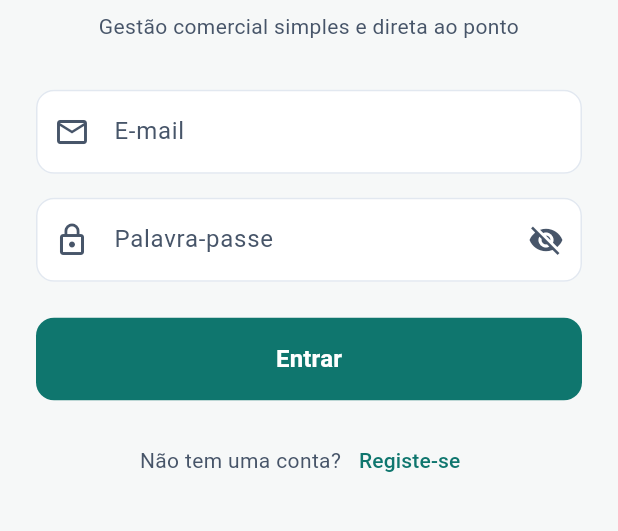
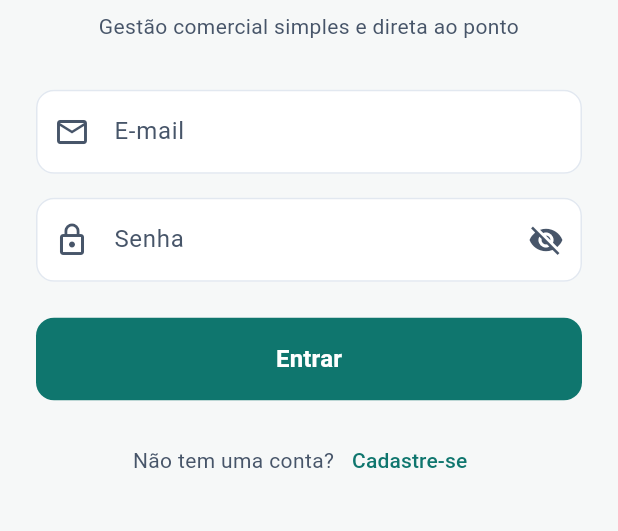
Before and after one commit to danhistoria-pm-po/SimpleCRM, a Flutter app: the screen it shows after launch, on a phone screen of 412 x 824 dp, the part 460-991 px from its top. Run offline on Flutter 3.47's test engine with Material 3 defaults, Android fonts, the phone set to English and light mode, and no system bars; our stand-ins replace supabase_flutter; accounts and stored records are empty.

Commit message:
feat(fase-3b): localizacao pt-BR, formatters de moeda/data e parseCurrency

```diff
--- a/lib/features/follow_up/controllers/follow_up_controller.dart
+++ b/lib/features/follow_up/controllers/follow_up_controller.dart
@@ -99,7 +99,7 @@ class FollowUpController extends ChangeNotifier {
     } catch (e) {
       followUps = previousList;
       errorMessage =
-          'Erro ao eliminar follow-up: ${e.toString().replaceAll("Exception: ", "")}';
+          'Erro ao excluir follow-up: ${e.toString().replaceAll("Exception: ", "")}';
       debugPrint(errorMessage);
       notifyListeners();
       return false;
--- a/lib/main.dart
+++ b/lib/main.dart
@@ -1,6 +1,7 @@
 // lib/main.dart
 import 'dart:async';
 import 'package:flutter/material.dart';
+import 'package:flutter_localizations/flutter_localizations.dart';
 import 'package:supabase_flutter/supabase_flutter.dart';
 import 'core/theme/app_theme.dart';
 import 'home_page.dart';
@@ -27,6 +28,15 @@ class SimpleCRMApp extends StatelessWidget {
       title: 'SimpleCRM — Produtividade PME',
       debugShowCheckedModeBanner: false,
       theme: AppTheme.lightTheme,
+      locale: const Locale('pt', 'BR'),
+      supportedLocales: const [
+        Locale('pt', 'BR'),
+      ],
+      localizationsDelegates: const [
+        GlobalMaterialLocalizations.delegate,
+        GlobalWidgetsLocalizations.delegate,
+        GlobalCupertinoLocalizations.delegate,
+      ],
       home: const AuthCheckPage(),
     );
   }
--- a/lib/modules/auth/data/auth_repository.dart
+++ b/lib/modules/auth/data/auth_repository.dart
@@ -48,25 +48,25 @@ class AuthRepository {
     try {
       await _supabase.auth.signOut();
     } catch (e) {
-      throw Exception('Erro ao terminar sessão: $e');
+      throw Exception('Erro ao sair da conta: $e');
     }
   }
 
-  // NOVO: Tradutor de erros do Supabase para português claro
+  // NOVO: Tradutor de erros do Supabase para português claro (pt-BR)
   String _translateError(AuthException e) {
     final message = e.message.toLowerCase();
 
     if (message.contains('invalid login credentials')) {
-      return 'E-mail ou palavra-passe incorretos.';
+      return 'E-mail ou senha incorretos.';
     }
     if (message.contains('email not confirmed')) {
       return 'Por favor, confirme o seu e-mail antes de entrar.';
     }
     if (message.contains('user already registered')) {
-      return 'Este e-mail já está registado. Tente fazer login.';
+      return 'Este e-mail já está cadastrado. Tente fazer login.';
     }
     if (message.contains('password should be at least 6 characters')) {
-      return 'A palavra-passe deve ter pelo menos 6 caracteres.';
+      return 'A senha deve ter pelo menos 6 caracteres.';
     }
     if (message.contains('rate limit')) {
       return 'Muitas tentativas. Aguarde um momento e tente novamente.';
--- a/lib/modules/auth/pages/login_page.dart
+++ b/lib/modules/auth/pages/login_page.dart
@@ -122,12 +122,12 @@ class _LoginPageState extends State<LoginPage> {
                     ),
                     const SizedBox(height: 16),
 
-                    // Campo de Palavra-passe
+                    // Campo de Senha
                     TextFormField(
                       controller: _passwordController,
                       obscureText: _obscurePassword,
                       decoration: InputDecoration(
-                        labelText: 'Palavra-passe',
+                        labelText: 'Senha',
                         prefixIcon: const Icon(Icons.lock_outline),
                         filled: true,
                         fillColor: AppColors.surface,
@@ -152,7 +152,7 @@ class _LoginPageState extends State<LoginPage> {
                       ),
                       validator: (value) {
                         if (value == null || value.length < 6) {
-                          return 'A palavra-passe deve ter pelo menos 6 carateres';
+                          return 'A senha deve ter pelo menos 6 caracteres';
                         }
                         return null;
                       },
@@ -192,7 +192,7 @@ class _LoginPageState extends State<LoginPage> {
                     ),
                     const SizedBox(height: 16),
 
-                    // Link para Registo
+                    // Link para Cadastro
                     Row(
                       mainAxisAlignment: MainAxisAlignment.center,
                       children: [
@@ -207,7 +207,7 @@ class _LoginPageState extends State<LoginPage> {
                               MaterialPageRoute(builder: (_) => const RegisterPage()),
                             );
                           },
-                          child: const Text('Registe-se'),
+                          child: const Text('Cadastre-se'),
                         ),
                       ],
                     ),
--- a/lib/modules/auth/pages/register_page.dart
+++ b/lib/modules/auth/pages/register_page.dart
@@ -42,7 +42,7 @@ class _RegisterPageState extends State<RegisterPage> {
             backgroundColor: AppColors.success,
           ),
         );
-        Navigator.pop(context); // Voltar ao ecrã de login
+        Navigator.pop(context); // Voltar à tela de login
       } else {
         ScaffoldMessenger.of(context).showSnackBar(
           SnackBar(
@@ -94,7 +94,7 @@ class _RegisterPageState extends State<RegisterPage> {
                     ),
                     const SizedBox(height: 8),
                     const Text(
-                      'Comece a gerir as suas vendas hoje mesmo',
+                      'Comece a gerenciar suas vendas hoje mesmo',
                       textAlign: TextAlign.center,
                       style: TextStyle(
                         fontSize: 14,
@@ -130,12 +130,12 @@ class _RegisterPageState extends State<RegisterPage> {
                     ),
                     const SizedBox(height: 16),
 
-                    // Palavra-passe
+                    // Senha
                     TextFormField(
                       controller: _passwordController,
                       obscureText: _obscurePassword,
                       decoration: InputDecoration(
-                        labelText: 'Palavra-passe',
+                        labelText: 'Senha',
                         prefixIcon: const Icon(Icons.lock_outline),
                         filled: true,
                         fillColor: AppColors.surface,
@@ -160,14 +160,14 @@ class _RegisterPageState extends State<RegisterPage> {
                       ),
                       validator: (value) {
                         if (value == null || value.length < 6) {
-                          return 'A palavra-passe deve ter pelo menos 6 carateres';
+                          return 'A senha deve ter pelo menos 6 caracteres';
                         }
                         return null;
                       },
                     ),
                     const SizedBox(height: 24),
 
-                    // Botão Registar
+                    // Botão Cadastrar
                     AnimatedBuilder(
                       animation: _authController,
                       builder: (context, child) {
@@ -192,7 +192,7 @@ class _RegisterPageState extends State<RegisterPage> {
                                   ),
                                 )
                               : const Text(
-                                  'Registar Conta',
+                                  'Cadastrar Conta',
                                   style: TextStyle(fontSize: 16, fontWeight: FontWeight.bold),
                                 ),
                         );
--- a/lib/modules/pipeline/components/deal_card.dart
+++ b/lib/modules/pipeline/components/deal_card.dart
@@ -1,6 +1,7 @@
 // lib/modules/pipeline/components/deal_card.dart
 import 'package:flutter/material.dart';
 import '../../../core/theme/app_colors.dart';
+import '../../../core/utils/formatters.dart';
 import '../models/deal_entity.dart';
 
 class DealCard extends StatelessWidget {
@@ -44,7 +45,7 @@ class DealCard extends StatelessWidget {
               mainAxisAlignment: MainAxisAlignment.spaceBetween,
               children: [
                 Text(
-                  'R\$ ${deal.value.toStringAsFixed(2)}',
+                  formatCurrency(deal.value),
                   style: const TextStyle(
                     fontWeight: FontWeight.w600,
                     color: AppColors.success,
--- a/pubspec.yaml
+++ b/pubspec.yaml
@@ -30,6 +30,9 @@ environment:
 dependencies:
   flutter:
     sdk: flutter
+  flutter_localizations:
+    sdk: flutter
+  intl: any
   supabase_flutter: ^2.8.0 # ou a versão mais recente disponível
 
   # The following adds the Cupertino Icons font to your application.
```
Also changed, not shown: lib/core/utils/formatters.dart (added, +99 -0 lines), lib/features/follow_up/views/follow_up_view.dart (+5 -12 lines), lib/modules/billing/presentation/billing_page.dart (+6 -15 lines), lib/modules/cash_flow/presentation/cash_flow_page.dart (+6 -11 lines), lib/modules/pipeline/components/deal_form_modal.dart (+4 -7 lines), pubspec.lock, 2 other files.
